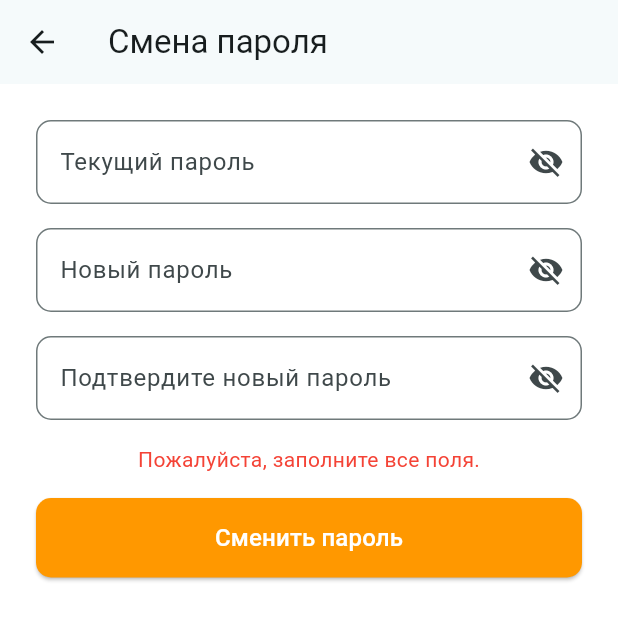
After one commit to Zolomed/food_app, a Flutter app: the ChangePasswordScreen screen opened directly, after a tap on "Сменить пароль", on a phone screen of 412 x 824 dp. The commit adds this screen. Shown: the top 620 px of the screen. Run offline on Flutter 3.47's test engine with Material 3 defaults, Android fonts, the phone set to English and light mode, and no system bars; our stand-ins replace cached_network_image, cloud_firestore, device_preview, firebase_auth, firebase_core, firebase_storage and 4 more; accounts and stored records are empty; generated files the repository leaves out were written again.

Commit message:
feat(интерфейс): добавлен экран смены пароля с валидацией и обработкой ошибок

```diff
--- /dev/null
+++ b/lib/screens/change_password_screen.dart
@@ -0,0 +1,230 @@
+import 'package:flutter/material.dart';
+import 'package:firebase_auth/firebase_auth.dart';
+
+class ChangePasswordScreen extends StatefulWidget {
+  const ChangePasswordScreen({super.key});
+
+  @override
+  State<ChangePasswordScreen> createState() => _ChangePasswordScreenState();
+}
+
+class _ChangePasswordScreenState extends State<ChangePasswordScreen> {
+  final currentPasswordController = TextEditingController();
+  final newPasswordController = TextEditingController();
+  final confirmNewPasswordController = TextEditingController();
+  String? passwordChangeError;
+  bool isLoading = false;
+
+  // Состояния для отображения/скрытия паролей
+  bool showCurrentPassword = false;
+  bool showNewPassword = false;
+  bool showConfirmPassword = false;
+
+  Future<void> _changePassword() async {
+    setState(() {
+      passwordChangeError = null;
+      isLoading = true;
+    });
+    final currentPassword = currentPasswordController.text.trim();
+    final newPassword = newPasswordController.text.trim();
+    final confirmNewPassword = confirmNewPasswordController.text.trim();
+
+    // Проверки аналогичны регистрации
+    if (currentPassword.isEmpty ||
+        newPassword.isEmpty ||
+        confirmNewPassword.isEmpty) {
+      setState(() {
+        passwordChangeError = 'Пожалуйста, заполните все поля.';
+        isLoading = false;
+      });
+      return;
+    }
+    if (newPassword.length < 6) {
+      setState(() {
+        passwordChangeError = 'Пароль должен быть не менее 6 символов';
+        isLoading = false;
+      });
+      return;
+    }
+    if (!RegExp(r'^[a-zA-Z0-9!@#$%^&*()_+\-=\[\]{};:"\\|,.<>\/?~]+$')
+        .hasMatch(newPassword)) {
+      setState(() {
+        passwordChangeError =
+            'Введите английские буквы, цифры и специальные символы';
+        isLoading = false;
+      });
+      return;
+    }
+    if (newPassword != confirmNewPassword) {
+      setState(() {
+        passwordChangeError = 'Пароли не совпадают';
+        isLoading = false;
+      });
+      return;
+    }
+
+    try {
+      final user = FirebaseAuth.instance.currentUser;
+      if (user == null || user.email == null) {
+        setState(() {
+          passwordChangeError = 'Пользователь не найден';
+          isLoading = false;
+        });
+        return;
+      }
+      // Реаутентификация пользователя
+      final cred = EmailAuthProvider.credential(
+        email: user.email!,
+        password: currentPassword,
+      );
+      await user.reauthenticateWithCredential(cred);
+      await user.updatePassword(newPassword);
+      setState(() {
+        passwordChangeError = null;
+        isLoading = false;
+      });
+      ScaffoldMessenger.of(context).showSnackBar(
+        SnackBar(content: Text('Пароль успешно изменён')),
+      );
+      Navigator.pop(context);
+    } on FirebaseAuthException catch (e) {
+      setState(() {
+        if (e.code == 'wrong-password' || e.code == 'invalid-credential') {
+          // Обработка ошибки некорректного текущего пароля или истёкшего токена
+          passwordChangeError = 'Старый пароль введён неверно';
+        } else if (e.code == 'too-many-requests') {
+          passwordChangeError = 'Слишком много попыток. Попробуйте позже.';
+        } else {
+          passwordChangeError = 'Ошибка: ${e.message}';
+        }
+        isLoading = false;
+      });
+    } catch (e) {
+      setState(() {
+        passwordChangeError = 'Не удалось сменить пароль';
+        isLoading = false;
+      });
+    }
+  }
+
+  @override
+  void dispose() {
+    currentPasswordController.dispose();
+    newPasswordController.dispose();
+    confirmNewPasswordController.dispose();
+    super.dispose();
+  }
+
+  @override
+  Widget build(BuildContext context) {
+    return Scaffold(
+      appBar: AppBar(title: Text('Смена пароля')),
+      body: Padding(
+        padding: const EdgeInsets.symmetric(horizontal: 24, vertical: 24),
+        child: Column(
+          children: [
+            TextFormField(
+              controller: currentPasswordController,
+              obscureText: !showCurrentPassword,
+              decoration: InputDecoration(
+                labelText: 'Текущий пароль',
+                border: OutlineInputBorder(
+                  borderRadius: BorderRadius.circular(10),
+                ),
+                suffixIcon: IconButton(
+                  icon: Icon(
+                    showCurrentPassword
+                        ? Icons.visibility
+                        : Icons.visibility_off,
+                  ),
+                  onPressed: () {
+                    setState(() {
+                      showCurrentPassword = !showCurrentPassword;
+                    });
+                  },
+                ),
+              ),
+            ),
+            SizedBox(height: 16),
+            TextFormField(
+              controller: newPasswordController,
+              obscureText: !showNewPassword,
+              decoration: InputDecoration(
+                labelText: 'Новый пароль',
+                border: OutlineInputBorder(
+                  borderRadius: BorderRadius.circular(10),
+                ),
+                suffixIcon: IconButton(
+                  icon: Icon(
+                    showNewPassword ? Icons.visibility : Icons.visibility_off,
+                  ),
+                  onPressed: () {
+                    setState(() {
+                      showNewPassword = !showNewPassword;
+                    });
+                  },
+                ),
+              ),
+            ),
+            SizedBox(height: 16),
+            TextFormField(
+              controller: confirmNewPasswordController,
+              obscureText: !showConfirmPassword,
+              decoration: InputDecoration(
+                labelText: 'Подтвердите новый пароль',
+                border: OutlineInputBorder(
+                  borderRadius: BorderRadius.circular(10),
+                ),
+                suffixIcon: IconButton(
+                  icon: Icon(
+                    showConfirmPassword
+                        ? Icons.visibility
+                        : Icons.visibility_off,
+                  ),
+                  onPressed: () {
+                    setState(() {
+                      showConfirmPassword = !showConfirmPassword;
+                    });
+                  },
+                ),
+              ),
+            ),
+            SizedBox(height: 16),
+            if (passwordChangeError != null)
+              Text(
+                passwordChangeError!,
+                style: TextStyle(color: Colors.red),
+              ),
+            SizedBox(height: 16),
+            SizedBox(
+              width: double.infinity,
+              child: ElevatedButton(
+                onPressed: isLoading ? null : _changePassword,
+                style: ElevatedButton.styleFrom(
+                  backgroundColor: Colors.orange,
+                  shape: RoundedRectangleBorder(
+                    borderRadius: BorderRadius.circular(10),
+                  ),
+                  padding: EdgeInsets.symmetric(vertical: 15),
+                ),
+                child: isLoading
+                    ? SizedBox(
+                        width: 24,
+                        height: 24,
+                        child: CircularProgressIndicator(
+                          color: Colors.white,
+                          strokeWidth: 2,
+                        ),
+                      )
+                    : Text(
+                        'Сменить пароль',
+                        style: TextStyle(fontSize: 16),
+                      ),
+              ),
+            ),
+          ],
+        ),
+      ),
+    );
+  }
+}
```
Also changed, not shown: lib/screens/edit_profile_screen.dart (+37 -1 lines).
